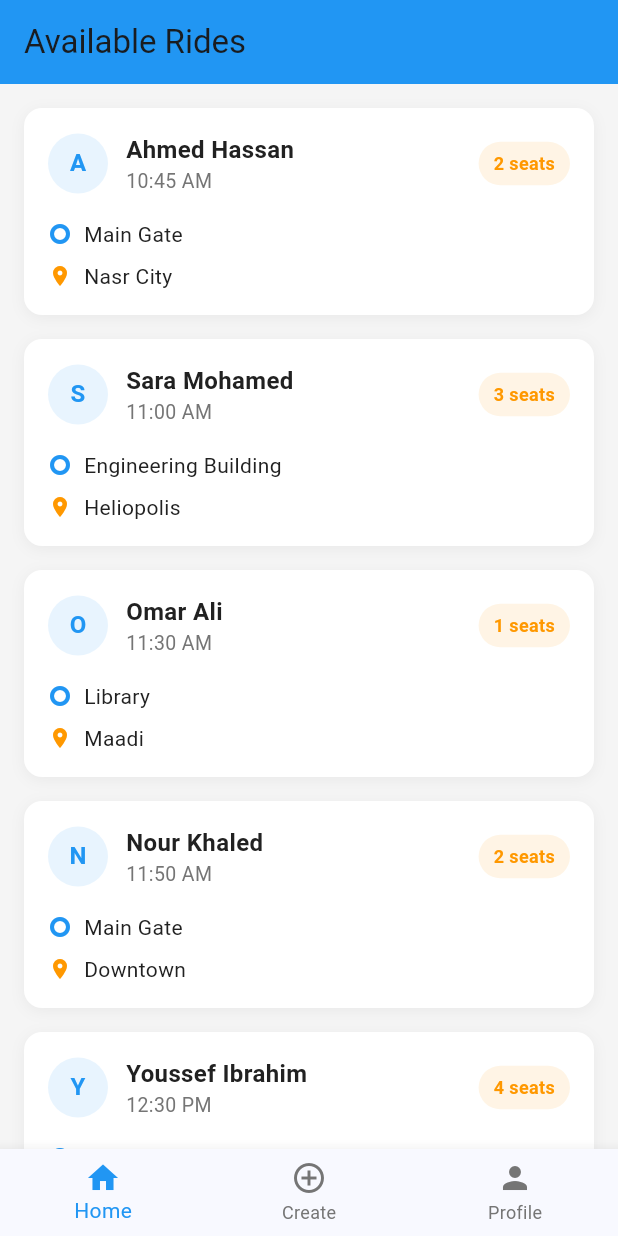
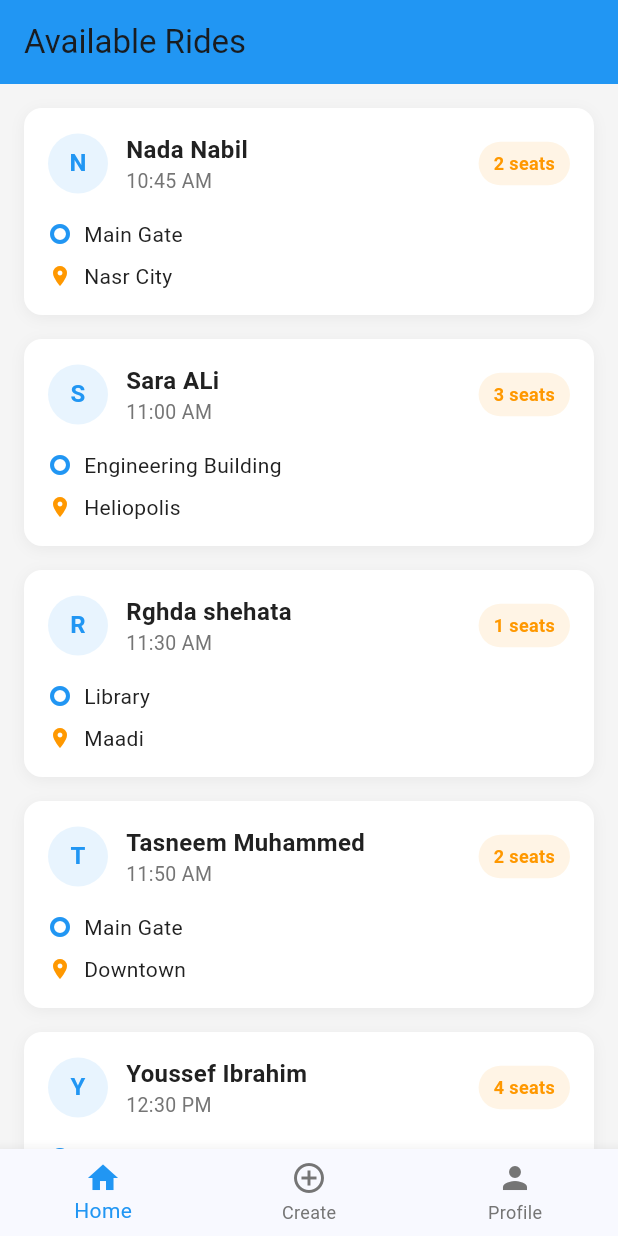
Before and after one commit to AhmedShehatah/clustergo, a Flutter app: the screen it shows after launch, on a phone screen of 412 x 824 dp. Run offline on Flutter 3.47's test engine with Material 3 defaults, Android fonts, the light colour scheme and no system bars.

Commit message:
fix main

```diff
--- a/lib/screens/create_ride_screen.dart
+++ b/lib/screens/create_ride_screen.dart
@@ -163,7 +163,7 @@ class _CreateRideScreenState extends State<CreateRideScreen> {
               ElevatedButton(
                 onPressed: () {
                   ScaffoldMessenger.of(context).showSnackBar(
-                    SnackBar(content: Text('Ride creation will be implemented in Phase 2')),
+                    SnackBar(content: Text('Phase 2 : Stay Tuned:)')),
                   );
                 },
                 style: ElevatedButton.styleFrom(
--- a/lib/screens/profile_screen.dart
+++ b/lib/screens/profile_screen.dart
@@ -51,7 +51,7 @@ class ProfileScreen extends StatelessWidget {
                   ),
                   SizedBox(height: 4),
                   Text(
-                    'mohamed.khaled@university.edu',
+                    'nada.soudi@university.edu',
                     style: TextStyle(
                       fontSize: 14,
                       color: Colors.white.withOpacity(0.9),
@@ -65,7 +65,7 @@ class ProfileScreen extends StatelessWidget {
               padding: EdgeInsets.all(16),
               child: Column(
                 children: [
-                  buildInfoCard('University', 'Mansoura University', Icons.school),
+                  buildInfoCard('University', 'Zewail University', Icons.school),
                   SizedBox(height: 12),
                   buildInfoCard('Member Since', 'November 2024', Icons.calendar_today),
                   SizedBox(height: 12),
--- a/lib/utils/sample_data.dart
+++ b/lib/utils/sample_data.dart
@@ -4,7 +4,7 @@ List<RideIntent> getSampleRides() {
   return [
     RideIntent(
       id: '1',
-      userName: 'Ahmed Hassan',
+      userName: 'Nada Nabil',
       pickup: 'Main Gate',
       destination: 'Nasr City',
       time: DateTime.now().add(Duration(minutes: 15)),
@@ -12,7 +12,7 @@ List<RideIntent> getSampleRides() {
     ),
     RideIntent(
       id: '2',
-      userName: 'Sara Mohamed',
+      userName: 'Sara ALi',
       pickup: 'Engineering Building',
       destination: 'Heliopolis',
       time: DateTime.now().add(Duration(minutes: 30)),
@@ -20,7 +20,7 @@ List<RideIntent> getSampleRides() {
     ),
     RideIntent(
       id: '3',
-      userName: 'Omar Ali',
+      userName: 'Rghda shehata',
       pickup: 'Library',
       destination: 'Maadi',
       time: DateTime.now().add(Duration(hours: 1)),
@@ -28,7 +28,7 @@ List<RideIntent> getSampleRides() {
     ),
     RideIntent(
       id: '4',
-      userName: 'Nour Khaled',
+      userName: 'Tasneem Muhammed',
       pickup: 'Main Gate',
       destination: 'Downtown',
       time: DateTime.now().add(Duration(hours: 1, minutes: 20)),
```
